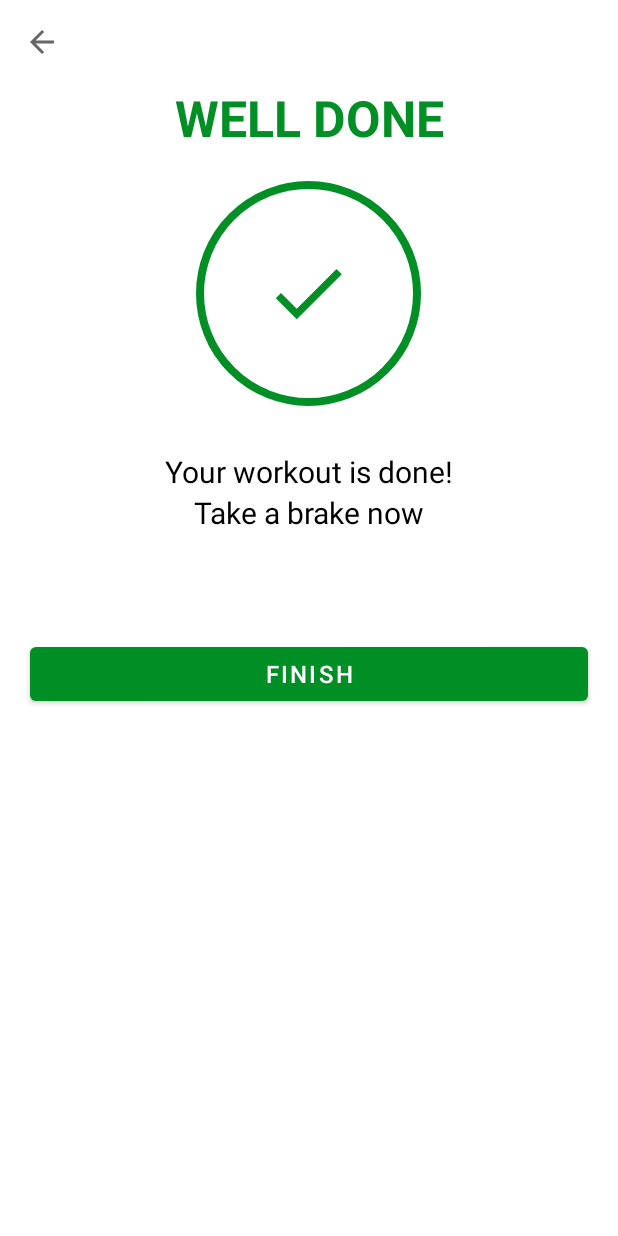
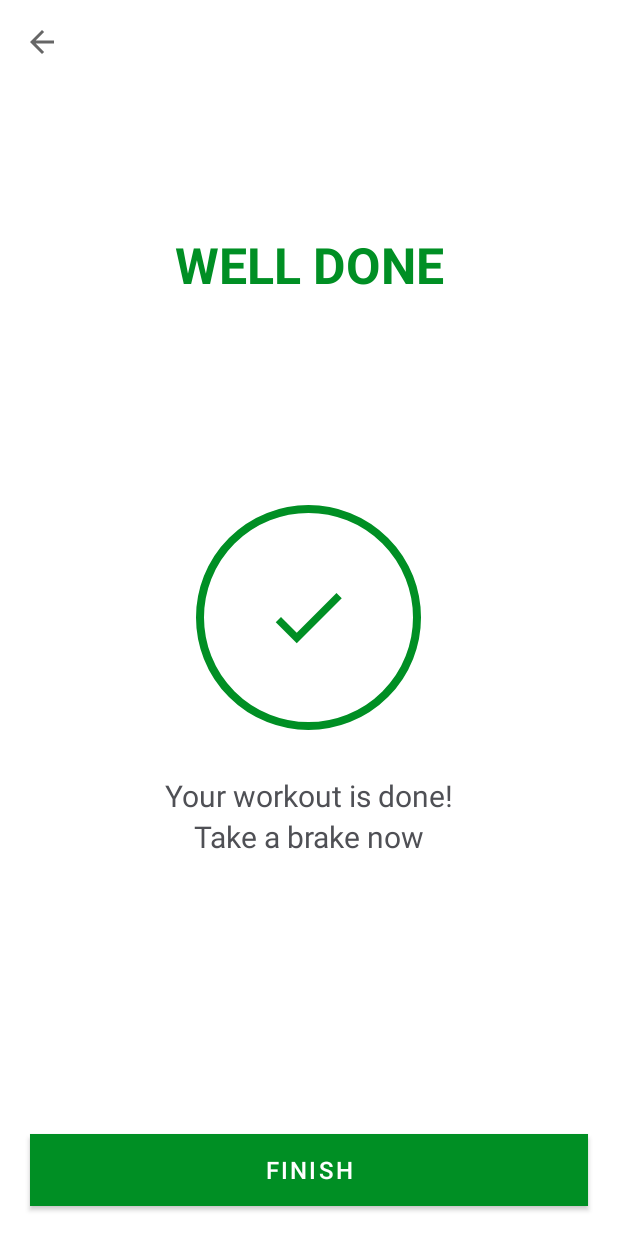
Before and after one commit to betonification/7MinuteWorkout, an Android app: the FinishActivity screen opened directly, with no data from a screen before it, on a phone screen of 412 x 824 dp. Run offline under Robolectric (Android 15) with nearby library versions, the phone set to English and light mode, and no system bars.

Commit message:
Useful workout app

```diff
--- a/app/src/main/java/com/betonification/a7minuteworkout/ExerciseStatusAdapter.kt
+++ b/app/src/main/java/com/betonification/a7minuteworkout/ExerciseStatusAdapter.kt
@@ -9,7 +9,6 @@ import androidx.recyclerview.widget.RecyclerView
 import kotlinx.android.synthetic.main.item_status_of_exercise.view.*
 
 class ExerciseStatusAdapter(val items: ArrayList<ExerciseModel>, val context: Context) : RecyclerView.Adapter<ExerciseStatusAdapter.ViewHolder>(){
-
 
     class ViewHolder(view:View) : RecyclerView.ViewHolder(view){
         val tvItem = view.tvItem
--- a/app/src/main/res/layout/activity_finish.xml
+++ b/app/src/main/res/layout/activity_finish.xml
@@ -1,5 +1,5 @@
 <?xml version="1.0" encoding="utf-8"?>
-<LinearLayout xmlns:android="http://schemas.android.com/apk/res/android"
+<RelativeLayout xmlns:android="http://schemas.android.com/apk/res/android"
     xmlns:app="http://schemas.android.com/apk/res-auto"
     xmlns:tools="http://schemas.android.com/tools"
     android:layout_width="match_parent"
@@ -14,47 +14,57 @@
         android:background="@color/white"/>
 
     <TextView
+        android:id="@+id/tvWellDone"
         android:layout_width="match_parent"
         android:layout_height="wrap_content"
+        android:layout_below="@+id/toolbar_finish_activity"
+        android:layout_marginBottom="20dp"
+        android:gravity="center"
         android:text="WELL DONE"
-        android:gravity="center"
+        android:textColor="@color/colorAccent"
         android:textSize="33sp"
-        android:textColor="@color/colorAccent"
         android:textStyle="bold"
-        android:layout_marginBottom="20dp"/>
+        android:layout_above="@+id/llFinished"/>
 
     <LinearLayout
+        android:id="@+id/llFinished"
         android:layout_width="150dp"
         android:layout_height="150dp"
+        android:layout_centerInParent="true"
         android:layout_gravity="center"
-        android:gravity="center"
+        android:layout_marginBottom="30dp"
+        android:layout_marginTop="20dp"
         android:background="@drawable/item_circular_color_accent_border"
-        android:layout_marginBottom="30dp">
+        android:gravity="center">
 
         <ImageView
             android:layout_width="60dp"
             android:layout_height="60dp"
             android:contentDescription="@string/image"
-            android:src="@drawable/ic_done"/>
+            android:src="@drawable/ic_done" />
 
     </LinearLayout>
 
     <TextView
+        android:id="@+id/tvWorkoutDone"
         android:layout_width="match_parent"
         android:layout_height="wrap_content"
+        android:layout_below="@+id/llFinished"
         android:gravity="center"
         android:text="Your workout is done!"
-        android:textColor="@color/black"
+        android:textColor="@color/defaultTextColor"
         android:textSize="20sp" />
 
     <TextView
+        android:id="@+id/tvTakeABrake"
         android:layout_width="match_parent"
         android:layout_height="wrap_content"
+        android:layout_below="@+id/tvWorkoutDone"
+        android:layout_marginBottom="20dp"
         android:gravity="center"
         android:text="Take a brake now"
-        android:textColor="@color/black"
-        android:textSize="20sp"
-        android:layout_marginBottom="20dp"/>
+        android:textColor="@color/defaultTextColor"
+        android:textSize="20sp" />
 
     <Button
         android:id="@+id/btnFinish"
@@ -64,6 +74,9 @@
         android:textSize="16sp"
         android:layout_marginStart="20dp"
         android:layout_marginEnd="20dp"
-        android:layout_marginTop="50dp"/>
+        android:layout_marginTop="50dp"
+        android:layout_marginBottom="20dp"
+        android:layout_alignParentBottom="true"
+        android:background="@color/colorAccent"/>
 
-</LinearLayout>
+</RelativeLayout>
```
